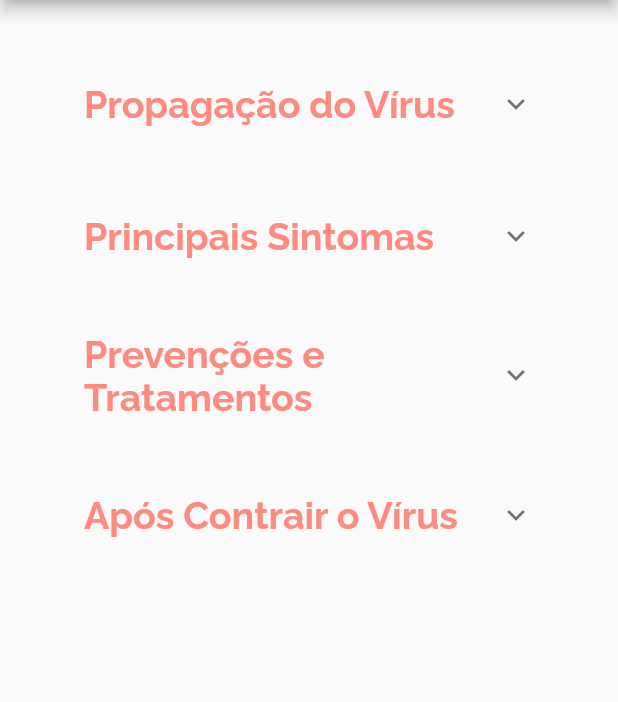
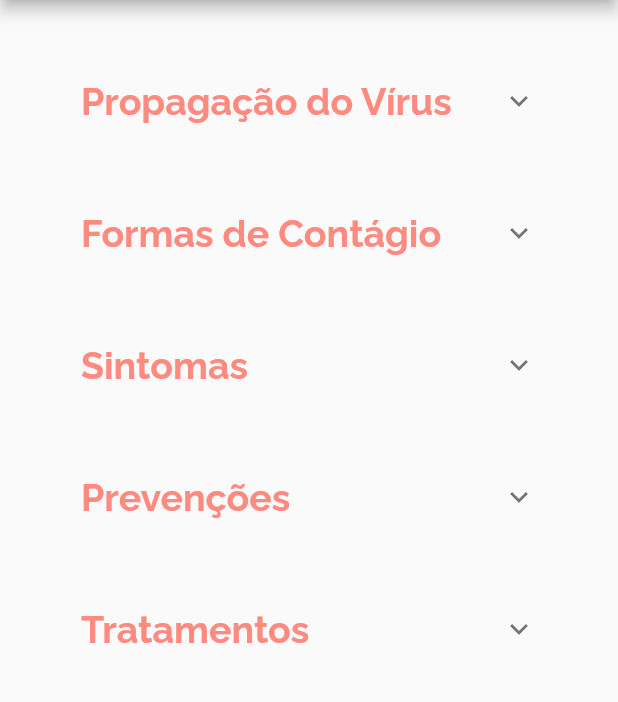
Before and after one commit to MichelHanzenScheeren/covid19_tracker, a Flutter app: the Information screen opened directly, on a phone screen of 412 x 824 dp, the part 84-786 px from its top. Run offline on Flutter 3.47's test engine with Material 2 defaults, Android fonts, the phone set to English and light mode, and no system bars; our stand-ins replace dio, get, google_fonts, sqflite; accounts and stored records are empty.

Commit message:
Atualização da página de informações

```diff
--- a/lib/presentation/information/presentation_information.dart
+++ b/lib/presentation/information/presentation_information.dart
@@ -10,36 +10,79 @@ class Information extends StatefulWidget {
 class _InformationState extends State<Information> {
   @override
   Widget build(BuildContext context) {
-    return
-      Scaffold(
+    return Scaffold(
         appBar: AppBar(
             backgroundColor: Colors.redAccent[100],
             centerTitle: true,
             title: Text('Informações',
-              style: GoogleFonts.raleway(fontSize: 25.0, color: Colors.white))),
-      body: Padding(
-        padding: const EdgeInsets.all(10.0),
+                style:
+                    GoogleFonts.raleway(fontSize: 25.0, color: Colors.white))),
+        body: SingleChildScrollView(
+          child: Padding(
+            padding: const EdgeInsets.all(8.0),
             child: Column(
               children: <Widget>[
                 Expansiontile(
                   title: 'Propagação do Vírus',
-              text: '',
+                  text:
+                      'O vírus pode se propagar de pessoa para pessoa por meio'
+                      ' de gotículas do nariz ou da boca que se espalham quando '
+                      'alguém doente tosse ou espirra. A maioria dessas gotículas '
+                      'cai em superfícies e objetos próximos, como mesas '
+                      'ou telefones. As pessoas também podem se contaminar ao '
+                      'respirarem gotículas provenientes da tosse ou espirro '
+                      'de uma pessoa doente.\n'
+                      'A transmissão ocorre, principalmente, de pessoa para pessoa'
+                      ' e seu período de incubação, que é o tempo para que os '
+                      'primeiros sintomas apareçam, pode ser de 2 a 14 dias.',
                 ),
                 Expansiontile(
-              title: 'Principais Sintomas',
-              text: '',
+                  title: 'Formas de Contágio',
+                  text: ' - Gotículas de saliva\n'
+                      ' - Espirro\n'
+                      ' - Tosse\n'
+                      ' - Catarro\n'
+                      ' - Contato pessoal próximo, como toque ou aperto de mão\n'
+                      ' - Contato com objetos ou superfícies contaminadas, '
+                      'seguido de contato com a boca, nariz ou olhos',
                 ),
                 Expansiontile(
-              title: 'Prevenções e Tratamentos',
-              text: '',
+                  title: 'Sintomas',
+                  text: "Sintomas mais comuns: \n"
+                      " - Febre \n"
+                      " - Tosse seca \n"
+                      " - Cansaço \n\n"
+                      "Sintomas menos comuns:\n"
+                      " - Dores e desconfortos\n"
+                      " - Dor de garganta\n"
+                      " - Diarreia\n"
+                      " - Conjuntivite\n"
+                      " - Dor de cabeça\n"
+                      " - Perda de paladar ou olfato\n"
+                      " - Erupção cutânea na pele ou descoloração dos dedos das mãos ou dos pés\n\n"
+                      "Sintomas graves:\n"
+                      " - Dificuldade de respirar ou falta de ar\n"
+                      " - Dor ou pressão no peito\n"
+                      " - Perda de fala ou movimento\n",
                 ),
                 Expansiontile(
-              title: 'Após Contrair o Vírus',
-              text: '',
+                  title: 'Prevenções',
+                  text: '- Use máscara\n'
+                      '- Lave suas mãos com frequência\n'
+                      '- Ao sair de casa mantenha uma distância segura de no mínimo 1 metro das outras pessoas',
+                ),
+                Expansiontile(
+                  title: 'Tratamentos',
+                  text:
+                      'Se apresentar algum dos sintomas, você deve descansar, '
+                      'beber bastante líquido e comer alimentos nutritivos. '
+                      'Fique em um quarto separado dos outros membros da '
+                      'sua família e use um banheiro dedicado, se possível. '
+                      'Limpe e desinfete as superfícies tocadas com frequência.',
                 ),
               ],
             ),
           ),
-    );
+        ));
   }
 }
--- a/lib/presentation/information/widget/widget_information.dart
+++ b/lib/presentation/information/widget/widget_information.dart
@@ -22,7 +22,8 @@ class Expansiontile extends StatelessWidget {
               ),
               children: <Widget>[
                 ListTile(
-                  title: Text(text),
+                  title: Text(text, style: GoogleFonts.raleway(
+                      fontSize: 18.0, fontWeight: FontWeight.bold),),
                 )
               ],
             ),
```
Lines whose indentation alone changed are shown as unchanged.
